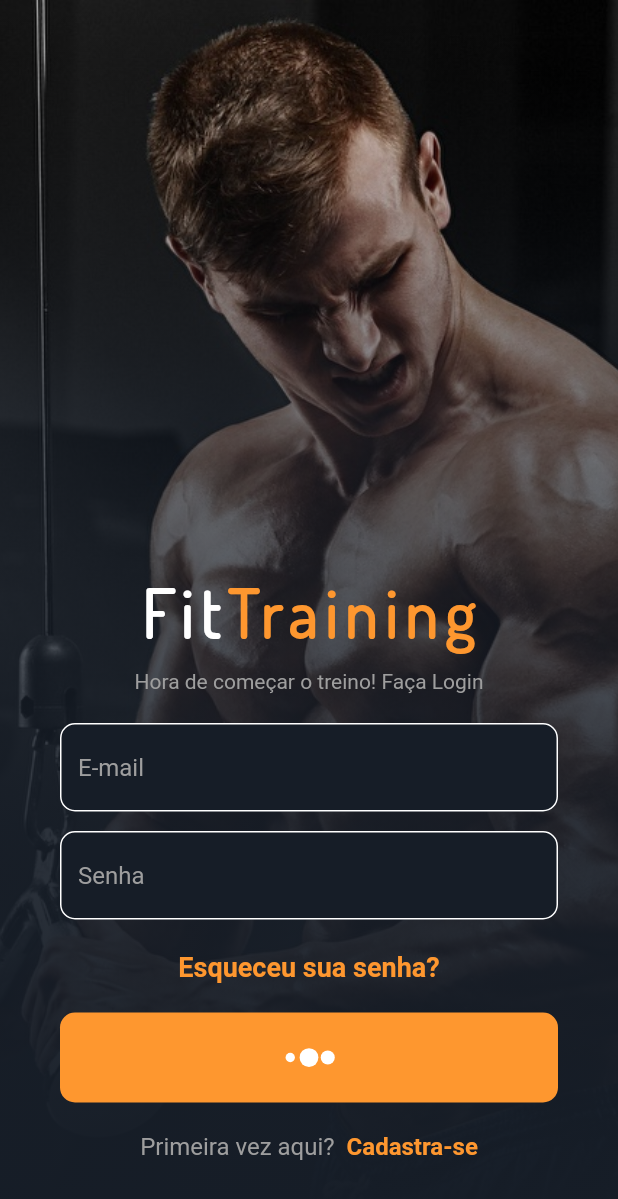
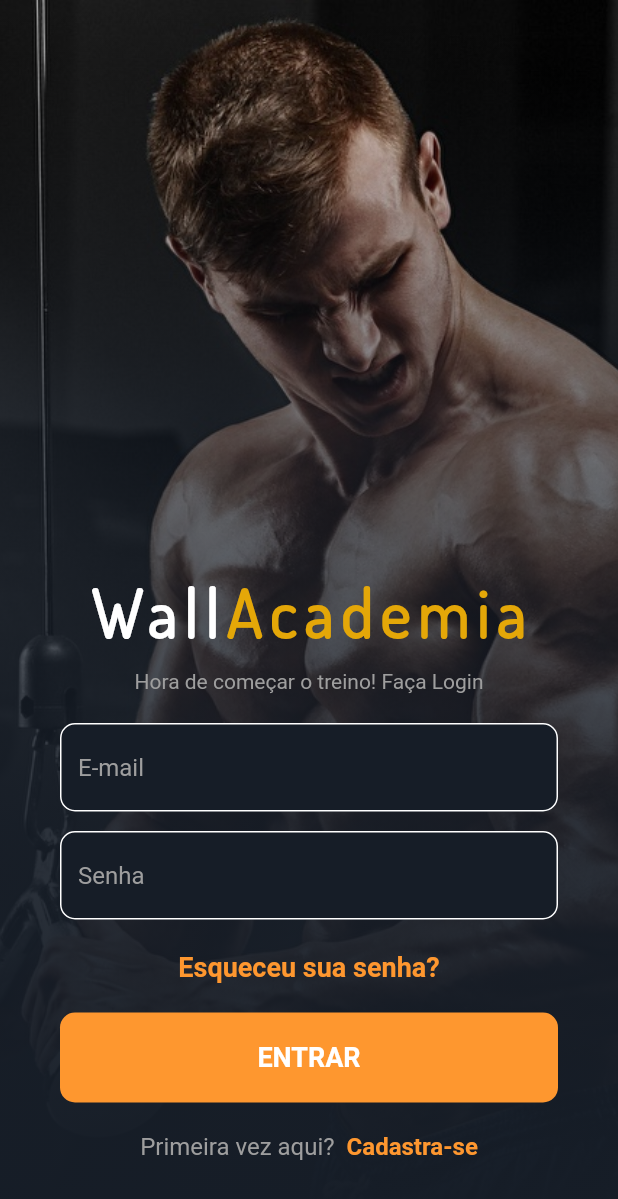
Before and after one commit to ErisvaldoCorreia/login_design, a Flutter app: the screen it shows after launch, on a phone screen of 412 x 824 dp. Shown: the top 1199 px of the screen. Run offline on Flutter 3.47's test engine with Material 2 defaults, Android fonts, the phone set to English and light mode, and no system bars; our stand-ins replace flutter_spinkit.

```diff
--- a/lib/modules/login_page.dart
+++ b/lib/modules/login_page.dart
@@ -1,10 +1,35 @@
+import 'dart:async';
+
 import 'package:flutter/material.dart';
 import 'package:flutter_spinkit/flutter_spinkit.dart';
 import 'home_page.dart';
 
-class LoginPage extends StatelessWidget {
+class LoginPage extends StatefulWidget {
+  @override
+  _LoginPageState createState() => _LoginPageState();
+}
+
+class _LoginPageState extends State<LoginPage> {
+  bool _isLoading = false;
+
+  mudaLoading() {
+    setState(() {
+      _isLoading = !_isLoading;
+    });
+  }
+
+  goToHomePage() {
+    mudaLoading();
+    Navigator.push(
+        context,
+        MaterialPageRoute(
+          builder: (contex) => HomePage(),
+        ));
+  }
+
   @override
   Widget build(BuildContext context) {
+    print(_isLoading);
     return GestureDetector(
       onTap: () => FocusScope.of(context).unfocus(),
       child: Stack(
@@ -45,7 +70,7 @@ class LoginPage extends StatelessWidget {
                       mainAxisAlignment: MainAxisAlignment.center,
                       children: [
                         Text(
-                          'Fit',
+                          'Wall',
                           style: TextStyle(
                             color: Colors.white,
                             fontSize: 44,
@@ -55,9 +80,9 @@ class LoginPage extends StatelessWidget {
                           ),
                         ),
                         Text(
-                          'Training',
+                          'Academia',
                           style: TextStyle(
-                            color: Color(0xfffe972f),
+                            color: Color(0xffE4A708),
                             fontSize: 44,
                             fontWeight: FontWeight.w600,
                             fontFamily: 'Dosis',
@@ -152,27 +177,25 @@ class LoginPage extends StatelessWidget {
                       padding: EdgeInsets.symmetric(horizontal: 40),
                       child: FlatButton(
                         onPressed: () {
-                          Navigator.push(
-                              context,
-                              MaterialPageRoute(
-                                builder: (contex) => HomePage(),
-                              ));
+                          mudaLoading();
+                          Timer(Duration(seconds: 3), () => goToHomePage());
                         },
                         color: Color(0xfffe972f),
                         shape: RoundedRectangleBorder(
                           borderRadius: BorderRadius.circular(10),
                         ),
-                        child: SpinKitThreeBounce(
-                          size: 25.0,
-                          color: Colors.white,
-                        ),
-                        // Text(
-                        //   'ENTRAR',
-                        //   style: TextStyle(
-                        //       color: Colors.white,
-                        //       fontWeight: FontWeight.bold,
-                        //       fontSize: 18),
-                        // ),
+                        child: _isLoading
+                            ? SpinKitThreeBounce(
+                                size: 25.0,
+                                color: Colors.white,
+                              )
+                            : Text(
+                                'ENTRAR',
+                                style: TextStyle(
+                                    color: Colors.white,
+                                    fontWeight: FontWeight.bold,
+                                    fontSize: 18),
+                              ),
                       ),
                     ),
                     SizedBox(height: 20),
```
